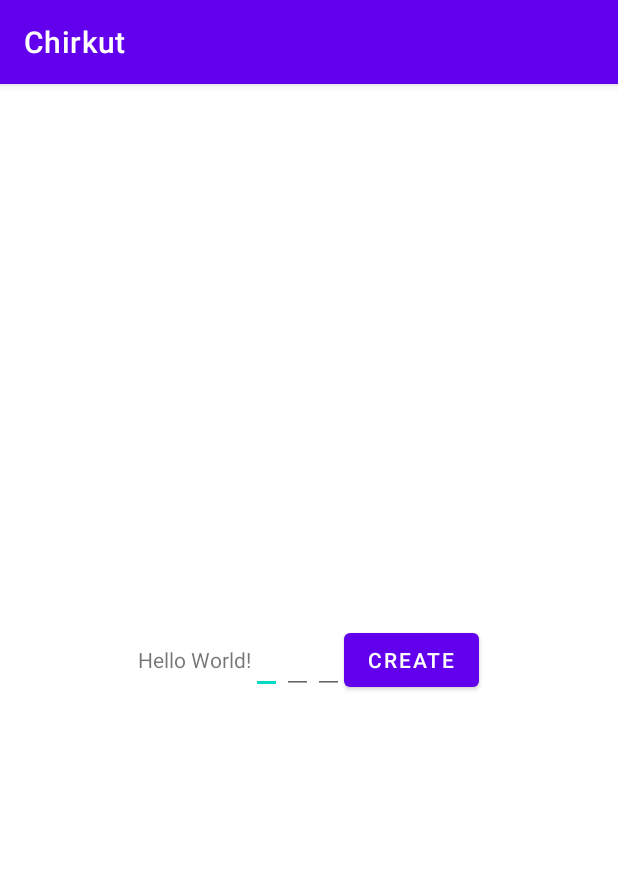
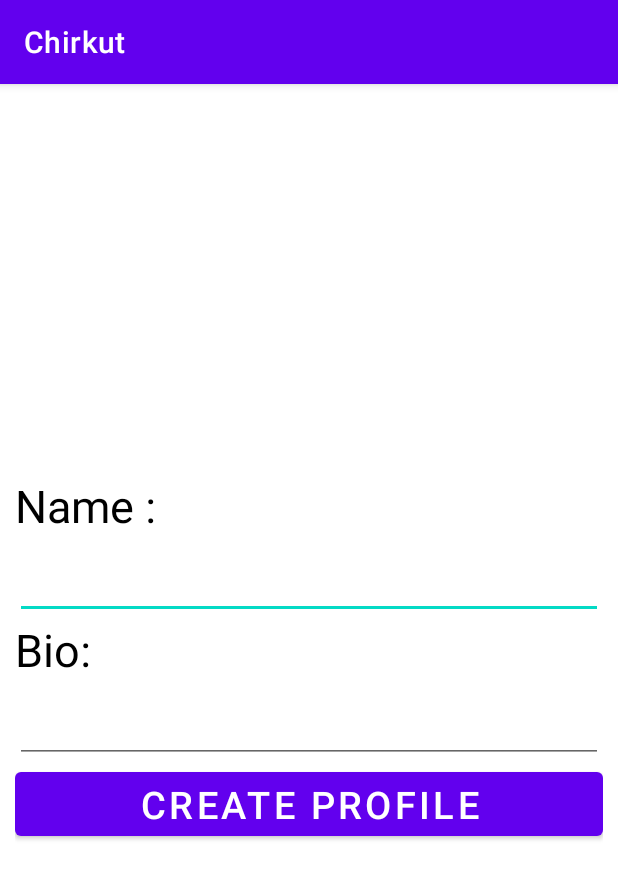
Before and after one commit to Premium-Techs/Chirkut, an Android app: the screen it shows after launch (MainActivity), on a phone screen of 412 x 824 dp. Shown: the top 879 px of the screen. Run offline under Robolectric (Android 15) with nearby library versions, the phone set to English and light mode, and no system bars.

Commit message:
Some Reformatting

```diff
--- a/app/src/main/java/com/premiumtechs/chirkut/MainActivity.java
+++ b/app/src/main/java/com/premiumtechs/chirkut/MainActivity.java
@@ -9,7 +9,7 @@ import android.widget.EditText;
 import androidx.appcompat.app.AppCompatActivity;
 
 public class MainActivity extends AppCompatActivity {
-    private EditText profileId;
+    private String profileId;
     private EditText profileName;
     private EditText profileBio;
     private DatabaseHelper databaseHelper;
@@ -20,7 +20,7 @@ public class MainActivity extends AppCompatActivity {
         super.onCreate(savedInstanceState);
         setContentView(R.layout.activity_main);
         databaseHelper = new DatabaseHelper(this.getApplicationContext());
-        profileId = (EditText) findViewById(R.id.etId);
+        profileId = String.valueOf(System.currentTimeMillis());
         profileName = (EditText) findViewById(R.id.etName);
         profileBio = (EditText) findViewById(R.id.etBio);
         btnSub = (Button) findViewById((R.id.btnSub));
@@ -28,7 +28,7 @@ public class MainActivity extends AppCompatActivity {
         btnSub.setOnClickListener(new View.OnClickListener() {
             @Override
             public void onClick(View v) {
-                Profile profile = new Profile(profileId.getText().toString(), profileName.getText().toString(), profileBio.getText().toString());
+                Profile profile = new Profile(profileId, profileName.getText().toString(), profileBio.getText().toString());
                 databaseHelper.insertProfile(profile);
                 Intent switchActivityIntent = new Intent(MainActivity.this, UpdateProfile.class);
                 startActivity(switchActivityIntent);
--- a/app/src/main/java/com/premiumtechs/chirkut/Splash.java
+++ b/app/src/main/java/com/premiumtechs/chirkut/Splash.java
@@ -1,14 +1,37 @@
 package com.premiumtechs.chirkut;
+
+import android.content.Intent;
+import android.os.Bundle;
+import android.util.Log;
 
 import androidx.appcompat.app.AppCompatActivity;
 
-import android.os.Bundle;
+import java.util.List;
 
-public class Splash extends AppCompatActivity {
+import static java.lang.Thread.sleep;
+
+public class Splash extends AppCompatActivity implements Runnable {
 
     @Override
     protected void onCreate(Bundle savedInstanceState) {
         super.onCreate(savedInstanceState);
         setContentView(R.layout.activity_splash);
+        try {
+            sleep(1000);
+        } catch (InterruptedException e) {
+            e.printStackTrace();
+        }
+        DatabaseHelper databaseHelper = new DatabaseHelper(this.getApplicationContext());
+        List<Profile> profiles = databaseHelper.getAllProfile();
+        Intent intent;
+        if (profiles.isEmpty())
+            intent = new Intent(Splash.this, MainActivity.class);
+        else
+            intent = new Intent(Splash.this, UpdateProfile.class);
+        startActivity(intent);
+    }
+
+    @Override
+    public void run() {
     }
 }
--- a/app/src/main/res/layout/activity_main.xml
+++ b/app/src/main/res/layout/activity_main.xml
@@ -1,40 +1,51 @@
 <?xml version="1.0" encoding="utf-8"?>
 <LinearLayout xmlns:android="http://schemas.android.com/apk/res/android"
-    xmlns:app="http://schemas.android.com/apk/res-auto"
     xmlns:tools="http://schemas.android.com/tools"
     android:layout_width="match_parent"
     android:layout_height="match_parent"
-    tools:context=".MainActivity"
-    android:gravity="center">
+    android:gravity="center"
+    android:orientation="vertical"
+    android:padding="10dp"
+    tools:context=".MainActivity">
 
     <TextView
-        android:layout_width="wrap_content"
+        android:layout_width="match_parent"
         android:layout_height="wrap_content"
-        android:text="Hello World!"
-        app:layout_constraintBottom_toBottomOf="parent"
-        app:layout_constraintLeft_toLeftOf="parent"
-        app:layout_constraintRight_toRightOf="parent"
-        app:layout_constraintTop_toTopOf="parent" />
+        android:text="Name :"
+        android:textColor="@color/black"
+        android:textSize="30sp" />
+
     <EditText
-        android:layout_width="wrap_content"
+        android:id="@+id/etName"
+        android:layout_width="match_parent"
         android:layout_height="wrap_content"
-        android:id="@+id/etId"
-        />
+        android:autofillHints="Enter you name"
+        android:singleLine="true"
+        android:textColor="@color/black"
+        android:textSize="25sp" />
+
+    <TextView
+        android:layout_width="match_parent"
+        android:layout_height="wrap_content"
+        android:singleLine="false"
+        android:text="Bio: "
+        android:textColor="@color/black"
+        android:textSize="30sp" />
+
     <EditText
-        android:layout_width="wrap_content"
+        android:id="@+id/etBio"
+        android:layout_width="match_parent"
         android:layout_height="wrap_content"
-        android:id="@+id/etName"
-        />
-    <EditText
-        android:layout_width="wrap_content"
+        android:autofillHints="Enter you name"
+        android:textColor="@color/black"
+        android:textSize="25sp" />
+
+    <Button
+        android:id="@+id/btnSub"
+        android:layout_width="match_parent"
         android:layout_height="wrap_content"
-        android:id="@+id/etBio"
-        />
-    <Button
-        android:layout_width="wrap_content"
-        android:layout_height="wrap_content"
-        android:text="create"
-        android:id="@+id/btnSub"
-        >
-    </Button>
+        android:text="Create Profile"
+        android:textColor="@color/white"
+        android:textSize="25sp" />
+
 </LinearLayout>
--- a/app/src/main/res/layout/content_update_profile.xml
+++ b/app/src/main/res/layout/content_update_profile.xml
@@ -4,6 +4,7 @@
     xmlns:tools="http://schemas.android.com/tools"
     android:layout_width="match_parent"
     android:layout_height="match_parent"
+    tools:context=".UpdateProfile"
     app:layout_behavior="@string/appbar_scrolling_view_behavior">
 
     <TextView
--- a/app/src/main/res/values/strings.xml
+++ b/app/src/main/res/values/strings.xml
@@ -2,11 +2,8 @@
     <string name="app_name">Chirkut</string>
     <string name="title_activity_update_profile">UpdateProfile</string>
     <!-- Strings used for fragments for navigation -->
-    <string name="first_fragment_label">First Fragment</string>
-    <string name="second_fragment_label">Second Fragment</string>
     <string name="next">Next</string>
     <string name="previous">Previous</string>
 
-    <string name="hello_first_fragment">Hello first fragment</string>
-    <string name="hello_second_fragment">Hello second fragment. Arg: %1$s</string>
+    <string name="splash_welcome_new">Chirkut</string>
 </resources>
--- a/app/src/main/res/values/themes.xml
+++ b/app/src/main/res/values/themes.xml
@@ -19,6 +19,10 @@
         <item name="windowNoTitle">true</item>
     </style>
 
+    <style name="SplashStyle" parent="Theme.Chirkut.NoActionBar">
+
+    </style>
+
     <style name="Theme.Chirkut.AppBarOverlay" parent="ThemeOverlay.AppCompat.Dark.ActionBar" />
 
     <style name="Theme.Chirkut.PopupOverlay" parent="ThemeOverlay.AppCompat.Light" />
```
Also changed, not shown: app/src/main/AndroidManifest.xml (+5 -8 lines), app/src/main/java/com/premiumtechs/chirkut/DatabaseHelper.java (+5 -2 lines), app/src/main/java/com/premiumtechs/chirkut/Profile.java (+8 -8 lines), app/src/main/java/com/premiumtechs/chirkut/UpdateProfile.java (+2 -17 lines), app/src/main/res/layout/activity_splash.xml (+13 -2 lines), app/src/main/res/layout/activity_update_profile.xml (+10 -24 lines), app/src/main/res/navigation/nav_graph.xml (deleted, +0 -28 lines).
